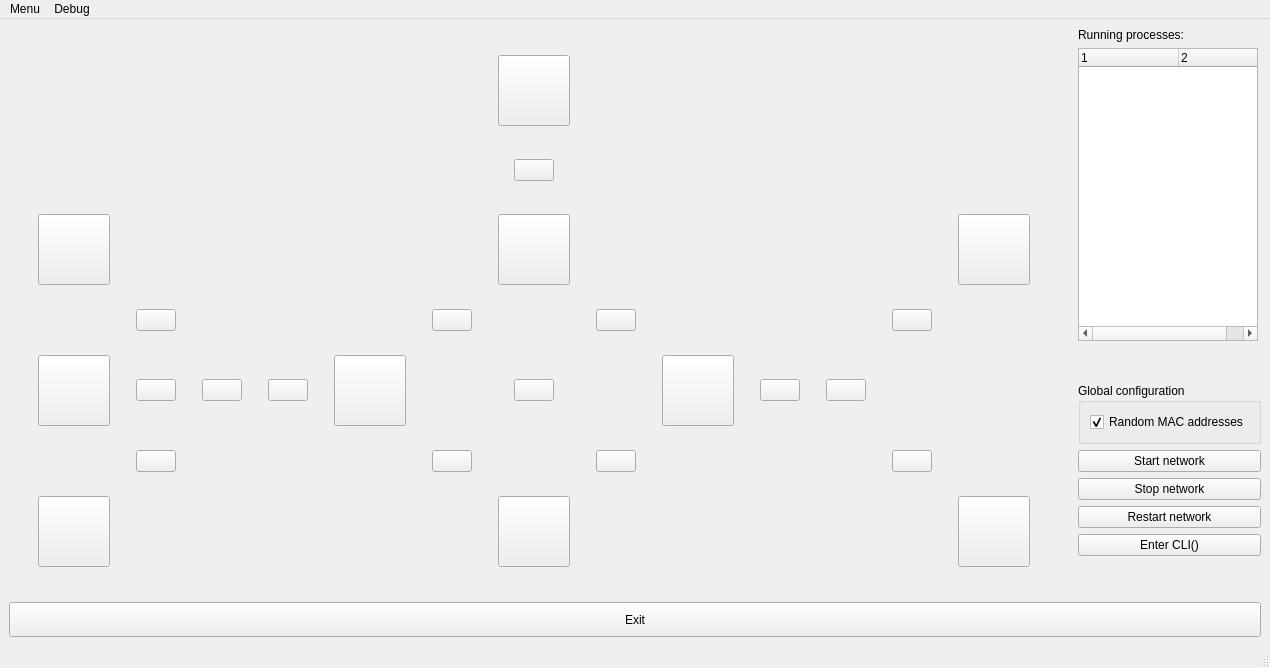
Before: the Qt Designer form topo.ui in koppd/mt, drawn with Qt 5.
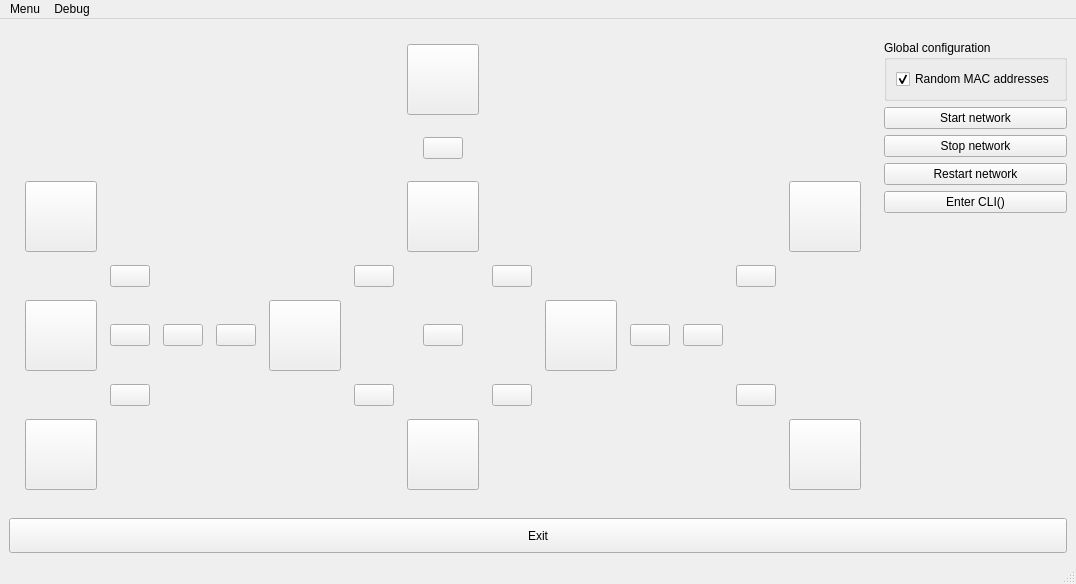
After: the same form once the commit is applied. Icons and pictures are not drawn.

Commit message: aufräumen... (Processliste entfernt. Mehr Statuszeilenausgabe. Typo fixes)

```diff
--- a/topo.ui
+++ b/topo.ui
@@ -6,8 +6,8 @@
    <rect>
     <x>0</x>
     <y>0</y>
-    <width>1270</width>
-    <height>668</height>
+    <width>1076</width>
+    <height>584</height>
    </rect>
   </property>
   <property name="windowTitle">
@@ -15,77 +15,21 @@
   </property>
   <widget class="QWidget" name="centralwidget">
    <layout class="QGridLayout" name="gridLayout_2">
-    <item row="1" column="1">
-     <widget class="QTreeWidget" name="runningServices">
-      <property name="sizePolicy">
-       <sizepolicy hsizetype="Expanding" vsizetype="Expanding">
-        <horstretch>0</horstretch>
-        <verstretch>1</verstretch>
-       </sizepolicy>
+    <item row="4" column="1">
+     <widget class="QPushButton" name="pbStopMN">
+      <property name="text">
+       <string>Stop network</string>
       </property>
-      <property name="minimumSize">
-       <size>
-        <width>180</width>
-        <height>0</height>
-       </size>
-      </property>
-      <property name="maximumSize">
-       <size>
-        <width>180</width>
-        <height>16777215</height>
-       </size>
-      </property>
-      <property name="autoExpandDelay">
-       <number>13</number>
-      </property>
-      <property name="allColumnsShowFocus">
-       <bool>true</bool>
-      </property>
-      <property name="columnCount">
-       <number>2</number>
-      </property>
-      <attribute name="headerDefaultSectionSize">
-       <number>100</number>
-      </attribute>
-      <attribute name="headerMinimumSectionSize">
-       <number>100</number>
-      </attribute>
-      <column>
-       <property name="text">
-        <string notr="true">1</string>
-       </property>
-      </column>
-      <column>
-       <property name="text">
-        <string notr="true">2</string>
-       </property>
-      </column>
      </widget>
     </item>
-    <item row="7" column="1">
-     <widget class="QPushButton" name="bpRestartMN">
+    <item row="6" column="1">
+     <widget class="QPushButton" name="pbCLI">
       <property name="text">
-       <string>Restart network</string>
+       <string>Enter CLI()</string>
       </property>
      </widget>
     </item>
-    <item row="2" column="1">
-     <spacer name="verticalSpacer_2">
-      <property name="orientation">
-       <enum>Qt::Vertical</enum>
-      </property>
-      <property name="sizeType">
-       <enum>QSizePolicy::Expanding</enum>
-      </property>
-      <property name="sizeHint" stdset="0">
-       <size>
-        <width>0</width>
-        <height>30</height>
-       </size>
-      </property>
-     </spacer>
-    </item>
-    <item row="0" column="0" rowspan="10">
+    <item row="0" column="0" rowspan="8">
      <widget class="QWidget" name="TopoArea" native="true">
       <layout class="QGridLayout" name="gridLayout">
        <item row="6" column="8">
@@ -504,65 +448,21 @@
       </layout>
      </widget>
     </item>
-    <item row="10" column="0" colspan="2">
-     <widget class="QPushButton" name="pbExit">
-      <property name="minimumSize">
-       <size>
-        <width>0</width>
-        <height>35</height>
-       </size>
-      </property>
-      <property name="text">
-       <string>Exit</string>
-      </property>
-     </widget>
-    </item>
-    <item row="0" column="1">
-     <widget class="QLabel" name="label">
-      <property name="text">
-       <string>Running processes:</string>
-      </property>
-     </widget>
-    </item>
-    <item row="8" column="1">
-     <widget class="QPushButton" name="pbCLI">
-      <property name="text">
-       <string>Enter CLI()</string>
-      </property>
-     </widget>
-    </item>
-    <item row="5" column="1">
-     <widget class="QPushButton" name="bpStartMN">
+    <item row="3" column="1">
+     <widget class="QPushButton" name="pbStartMN">
       <property name="text">
        <string>Start network</string>
       </property>
      </widget>
     </item>
-    <item row="6" column="1">
-     <widget class="QPushButton" name="bpStopMN">
-      <property name="text">
-       <string>Stop network</string>
-      </property>
-     </widget>
-    </item>
-    <item row="9" column="1">
-     <spacer name="verticalSpacer">
-      <property name="orientation">
-       <enum>Qt::Vertical</enum>
-      </property>
-      <property name="sizeType">
-       <enum>QSizePolicy::Expanding</enum>
-      </property>
-      <property name="sizeHint" stdset="0">
-       <size>
-        <width>20</width>
-        <height>40</height>
-       </size>
-      </property>
-     </spacer>
-    </item>
-    <item row="4" column="1">
+    <item row="2" column="1">
      <widget class="QGroupBox" name="groupBox">
+      <property name="sizePolicy">
+       <sizepolicy hsizetype="Fixed" vsizetype="Preferred">
+        <horstretch>0</horstretch>
+        <verstretch>0</verstretch>
+       </sizepolicy>
+      </property>
       <property name="title">
        <string>Global configuration</string>
       </property>
@@ -580,6 +480,42 @@
       </layout>
      </widget>
     </item>
+    <item row="5" column="1">
+     <widget class="QPushButton" name="pbRestartMN">
+      <property name="text">
+       <string>Restart network</string>
+      </property>
+     </widget>
+    </item>
+    <item row="8" column="0" colspan="2">
+     <widget class="QPushButton" name="pbExit">
+      <property name="minimumSize">
+       <size>
+        <width>0</width>
+        <height>35</height>
+       </size>
+      </property>
+      <property name="text">
+       <string>Exit</string>
+      </property>
+     </widget>
+    </item>
+    <item row="7" column="1">
+     <spacer name="verticalSpacer">
+      <property name="orientation">
+       <enum>Qt::Vertical</enum>
+      </property>
+      <property name="sizeType">
+       <enum>QSizePolicy::Expanding</enum>
+      </property>
+      <property name="sizeHint" stdset="0">
+       <size>
+        <width>20</width>
+        <height>40</height>
+       </size>
+      </property>
+     </spacer>
+    </item>
    </layout>
   </widget>
   <widget class="QMenuBar" name="menubar">
@@ -587,7 +523,7 @@
     <rect>
      <x>0</x>
      <y>0</y>
-     <width>1270</width>
+     <width>1076</width>
      <height>31</height>
     </rect>
    </property>
```
Left out of the diff: 7 changed lines with no effect on the pictures. The commit also changes 1 other file.
